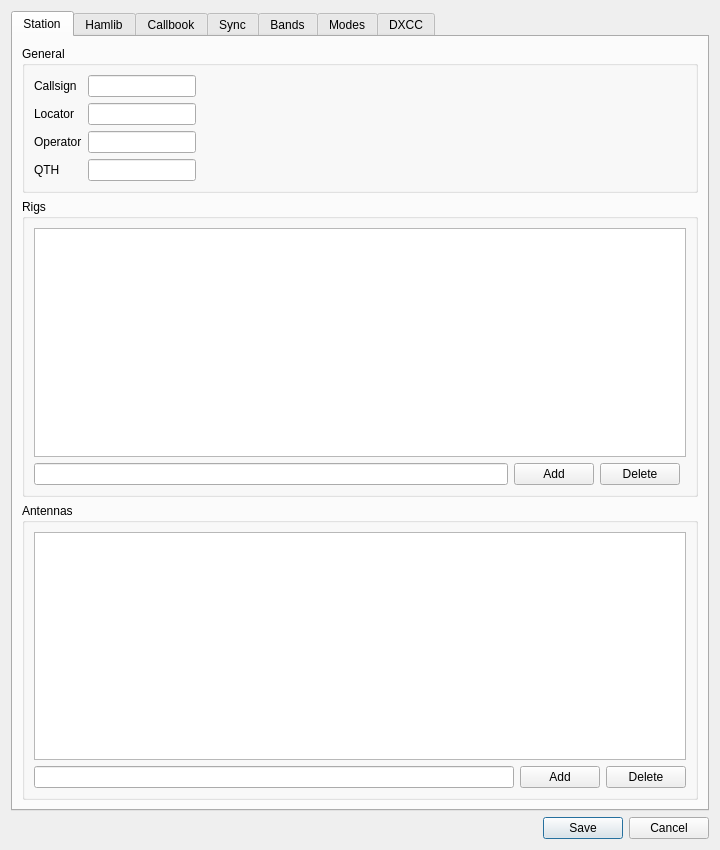
k5mcd/QLog, file ui/SettingsDialog.ui: the form before one commit.
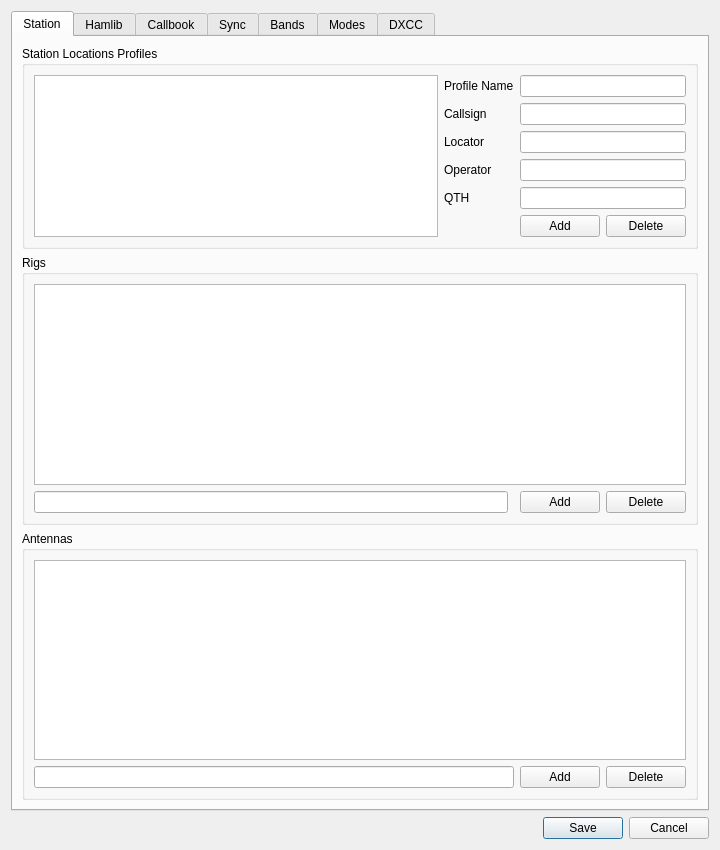
The form after the commit. Icons and pictures are not drawn.

Commit message: Station Location Profile: Added a new possibility to change Station Location Profile

Diff of the .ui file:
```diff
--- a/ui/SettingsDialog.ui
+++ b/ui/SettingsDialog.ui
@@ -37,63 +37,96 @@
        <item row="0" column="0">
         <widget class="QGroupBox" name="groupBox_2">
          <property name="title">
-          <string>General</string>
+          <string>Station Locations Profiles</string>
          </property>
          <layout class="QGridLayout" name="gridLayout_4">
-          <item row="0" column="0">
-           <layout class="QFormLayout" name="formLayout">
-            <property name="fieldGrowthPolicy">
-             <enum>QFormLayout::FieldsStayAtSizeHint</enum>
+          <item row="3" column="2" colspan="2">
+           <widget class="QLineEdit" name="operatorEdit"/>
+          </item>
+          <item row="0" column="1">
+           <widget class="QLabel" name="profileLabel">
+            <property name="text">
+             <string>Profile Name</string>
             </property>
-            <item row="0" column="0">
-             <widget class="QLabel" name="callsignLabel">
-              <property name="text">
-               <string>Callsign</string>
-              </property>
-             </widget>
-            </item>
-            <item row="0" column="1">
-             <widget class="QLineEdit" name="callsignEdit">
-              <property name="maxLength">
-               <number>25</number>
-              </property>
-             </widget>
-            </item>
-            <item row="1" column="0">
-             <widget class="QLabel" name="locatorLabel">
-              <property name="text">
-               <string>Locator</string>
-              </property>
-             </widget>
-            </item>
-            <item row="1" column="1">
-             <widget class="QLineEdit" name="locatorEdit">
-              <property name="maxLength">
-               <number>12</number>
-              </property>
-             </widget>
-            </item>
-            <item row="2" column="0">
-             <widget class="QLabel" name="operatorLabel">
-              <property name="text">
-               <string>Operator</string>
-              </property>
-             </widget>
-            </item>
-            <item row="2" column="1">
-             <widget class="QLineEdit" name="operatorEdit"/>
-            </item>
-            <item row="3" column="0">
-             <widget class="QLabel" name="qthLabel">
-              <property name="text">
-               <string>QTH</string>
-              </property>
-             </widget>
-            </item>
-            <item row="3" column="1">
-             <widget class="QLineEdit" name="qthEdit"/>
-            </item>
-           </layout>
+           </widget>
+          </item>
+          <item row="2" column="2" colspan="2">
+           <widget class="QLineEdit" name="locatorEdit">
+            <property name="maxLength">
+             <number>12</number>
+            </property>
+           </widget>
+          </item>
+          <item row="1" column="2" colspan="2">
+           <widget class="QLineEdit" name="callsignEdit">
+            <property name="text">
+             <string/>
+            </property>
+            <property name="maxLength">
+             <number>25</number>
+            </property>
+           </widget>
+          </item>
+          <item row="3" column="1">
+           <widget class="QLabel" name="operatorLabel">
+            <property name="text">
+             <string>Operator</string>
+            </property>
+           </widget>
+          </item>
+          <item row="5" column="3">
+           <widget class="QPushButton" name="deleteProfileButton">
+            <property name="text">
+             <string>Delete</string>
+            </property>
+           </widget>
+          </item>
+          <item row="2" column="1">
+           <widget class="QLabel" name="locatorLabel">
+            <property name="text">
+             <string>Locator</string>
+            </property>
+           </widget>
+          </item>
+          <item row="0" column="0" rowspan="6">
+           <widget class="QListView" name="profilesListView">
+            <property name="focusPolicy">
+             <enum>Qt::NoFocus</enum>
+            </property>
+            <property name="contextMenuPolicy">
+             <enum>Qt::NoContextMenu</enum>
+            </property>
+            <property name="editTriggers">
+             <set>QAbstractItemView::NoEditTriggers</set>
+            </property>
+           </widget>
+          </item>
+          <item row="4" column="1">
+           <widget class="QLabel" name="qthLabel">
+            <property name="text">
+             <string>QTH</string>
+            </property>
+           </widget>
+          </item>
+          <item row="0" column="2" colspan="2">
+           <widget class="QLineEdit" name="profileEdit"/>
+          </item>
+          <item row="4" column="2" colspan="2">
+           <widget class="QLineEdit" name="qthEdit"/>
+          </item>
+          <item row="5" column="2">
+           <widget class="QPushButton" name="addProfileButton">
+            <property name="text">
+             <string>Add</string>
+            </property>
+           </widget>
+          </item>
+          <item row="1" column="1">
+           <widget class="QLabel" name="callsignLabel">
+            <property name="text">
+             <string>Callsign</string>
+            </property>
+           </widget>
           </item>
          </layout>
         </widget>
@@ -104,30 +137,30 @@
           <string>Rigs</string>
          </property>
          <layout class="QGridLayout" name="gridLayout_5">
-          <item row="1" column="1">
-           <widget class="QPushButton" name="addRigButton">
-            <property name="text">
-             <string>Add</string>
-            </property>
-           </widget>
-          </item>
-          <item row="1" column="0">
-           <widget class="QLineEdit" name="rigNameEdit">
-            <property name="maxLength">
-             <number>25</number>
-            </property>
-           </widget>
-          </item>
           <item row="0" column="0" colspan="4">
            <widget class="QListView" name="rigListView"/>
           </item>
-          <item row="1" column="2">
+          <item row="1" column="3">
            <widget class="QPushButton" name="deleteRigButton">
             <property name="text">
              <string>Delete</string>
             </property>
            </widget>
           </item>
+          <item row="1" column="2">
+           <widget class="QPushButton" name="addRigButton">
+            <property name="text">
+             <string>Add</string>
+            </property>
+           </widget>
+          </item>
+          <item row="1" column="0">
+           <widget class="QLineEdit" name="rigNameEdit">
+            <property name="maxLength">
+             <number>25</number>
+            </property>
+           </widget>
+          </item>
          </layout>
         </widget>
        </item>
```
Left out of the diff: 131 changed lines with no effect on the pictures. The commit also changes 18 other files.
